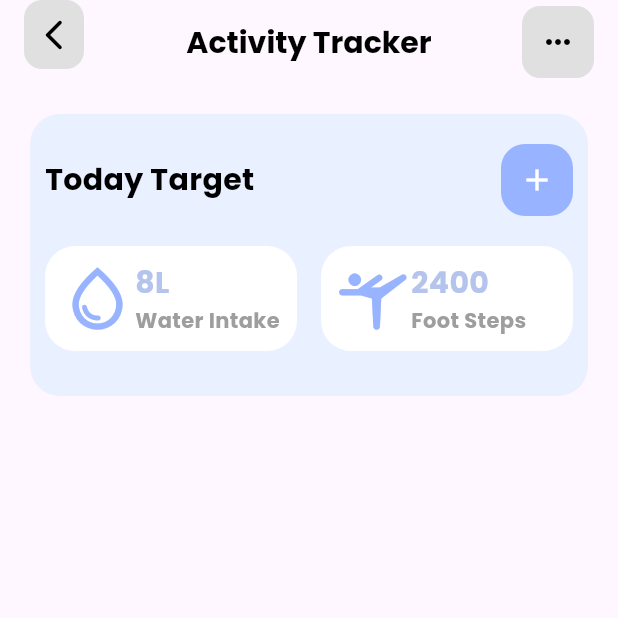
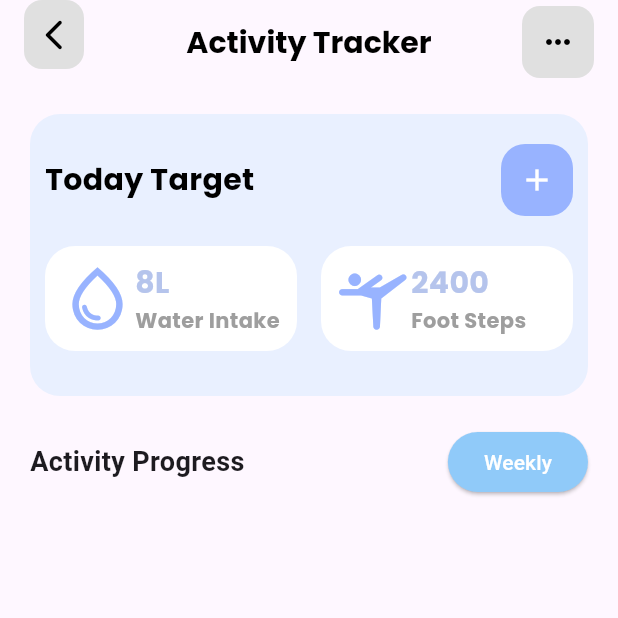
Before and after one commit to vLSunny/Pemrograman-Mobile, a Flutter app: the ActivityTrackerScreen screen opened directly, on a phone screen of 412 x 824 dp, the top half of it. Run offline on Flutter 3.47's test engine with Material 3 defaults, Android fonts, the phone set to English and light mode, and no system bars; our stand-ins replace convex_bottom_bar, fl_chart, google_fonts, syncfusion_flutter_calendar, syncfusion_flutter_charts; key blocks and very long unbroken strings in the code were emptied for the run.

Commit message:
Updated Code

```diff
--- a/lib/screens/activity_tracker_screen.dart
+++ b/lib/screens/activity_tracker_screen.dart
@@ -220,6 +220,35 @@ class _ActivityTrackerScreenState extends State<ActivityTrackerScreen> {
                   ),
                 ),
 
+                Padding(
+                  padding: EdgeInsets.only(left: 20.0, right: 20.0),
+                  child: Row(
+                    mainAxisAlignment: MainAxisAlignment.spaceBetween,
+                    children: [
+
+                      Text("Activity Progress",
+                        style: TextStyle(
+                          fontWeight: FontWeight.bold,
+                          fontSize: 18,
+                        ),
+                      ),
+                      ElevatedButton(
+                        //style: ButtonStyle(backgroundColor: Colors.blue[200]),
+                        style: ButtonStyle(
+                          backgroundColor: MaterialStateProperty.all(Colors.blue[200]),
+                        ),
+                        onPressed: () {},
+                        child: Text("Weekly",
+                          style: TextStyle(
+                            color: Colors.white,
+                          ),
+                        ),
+                      ),
+
+                    ],
+                  ),
+                ),
+
               ],
             ),
           ),
--- a/lib/screens/home_content_screen.dart
+++ b/lib/screens/home_content_screen.dart
@@ -480,7 +480,6 @@ class _HomeContentScreenState extends State<HomeContentScreen> {
                             ],
                           ),
 
-
                         ],
                       ),
                     ),
@@ -516,8 +515,6 @@ class _HomeContentScreenState extends State<HomeContentScreen> {
                                     ),
                                   ),
                                 ),
-
-                                //here
 
                               ],
                             ),
```
